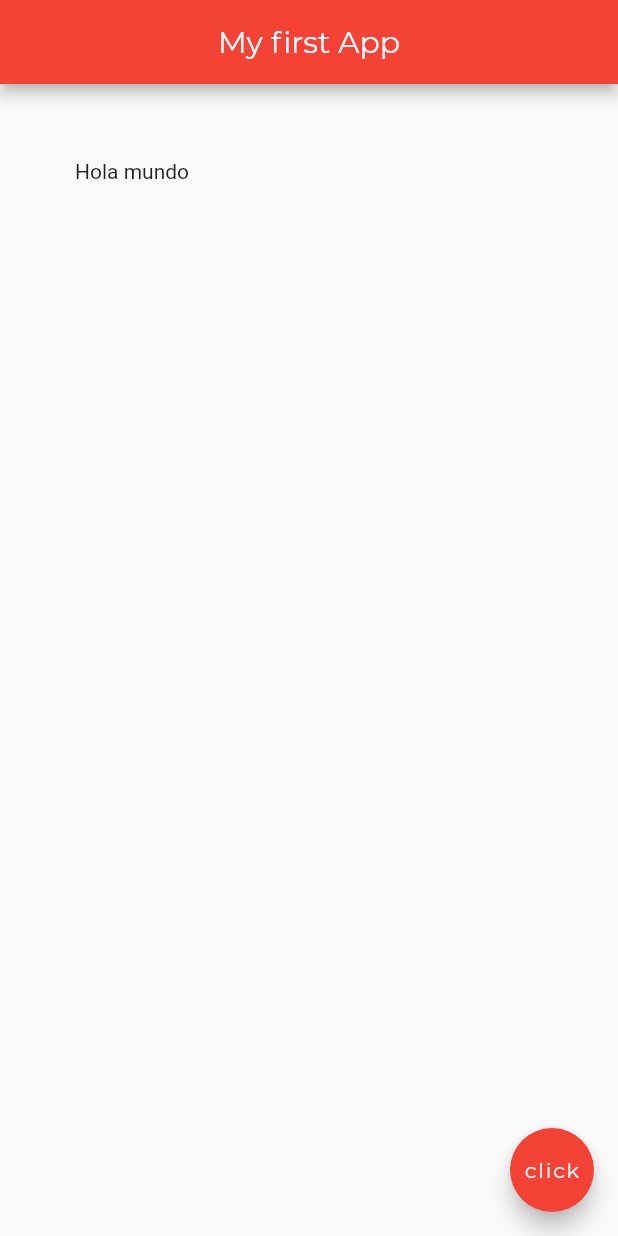
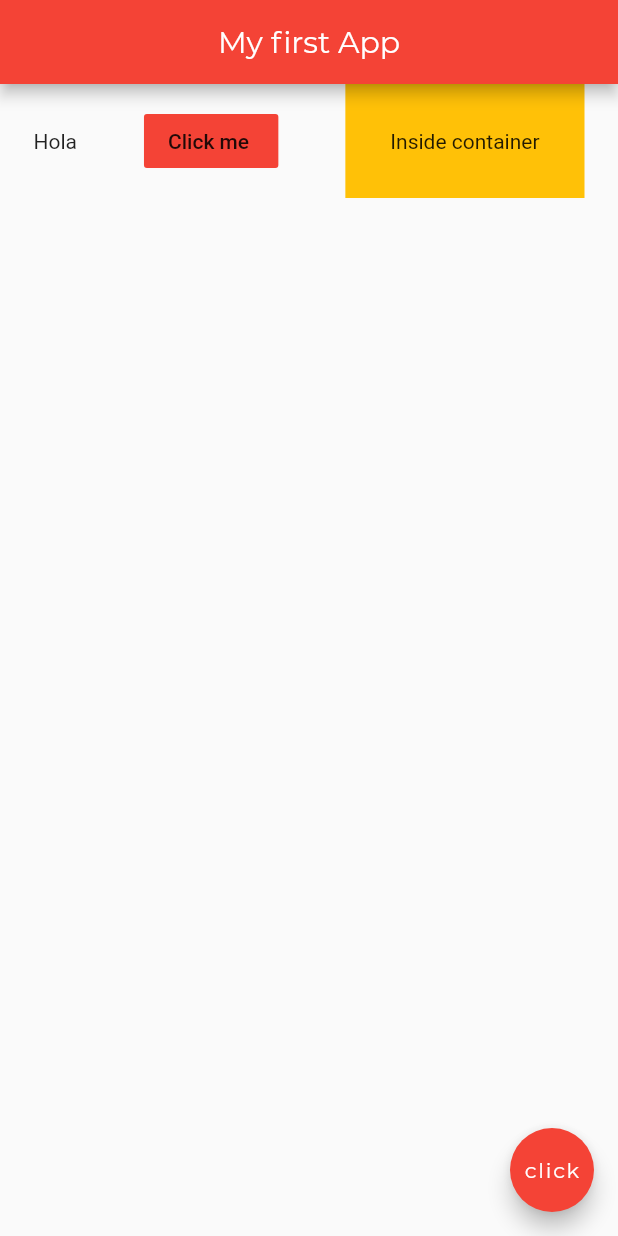
Before and after one commit to Felipemantilla01/flutter-netninja-course, a Flutter app: the screen it shows after launch, on a phone screen of 412 x 824 dp. Run offline on Flutter 3.47's test engine with Material 2 defaults, Android fonts, the phone set to English and light mode, and no system bars.

Commit message:
[feature] understanting row widget

```diff
--- a/lib/main.dart
+++ b/lib/main.dart
@@ -34,19 +34,15 @@ class MyHomePage extends StatelessWidget {
         centerTitle: true,
         backgroundColor: Colors.red,
       ),
-      body:Padding(
-        padding: EdgeInsets.all(50.0),
-        child: Text('Hola mundo'),
+      body:Row(
+        mainAxisAlignment: MainAxisAlignment.spaceAround,
+        crossAxisAlignment: CrossAxisAlignment.center,
+        children: <Widget>[
+          Text('Hola'),
+          FlatButton(onPressed: (){}, child: Text('Click me '), color: Colors.red,),
+          Container(color:Colors.amber, padding: EdgeInsets.all(30.0), child: Text('Inside container'),)
+        ],
       ),
-      /*
-      Container(
-        color: Colors.grey,
-        child: Text('Hello'),
-        padding: EdgeInsets.all(20),
-        margin: EdgeInsets.all(50),
-      ),
-      */
-
       floatingActionButton: FloatingActionButton(
         child: Text('click', style: TextStyle(fontFamily: 'Montserrat')),
         onPressed: () {},
```
